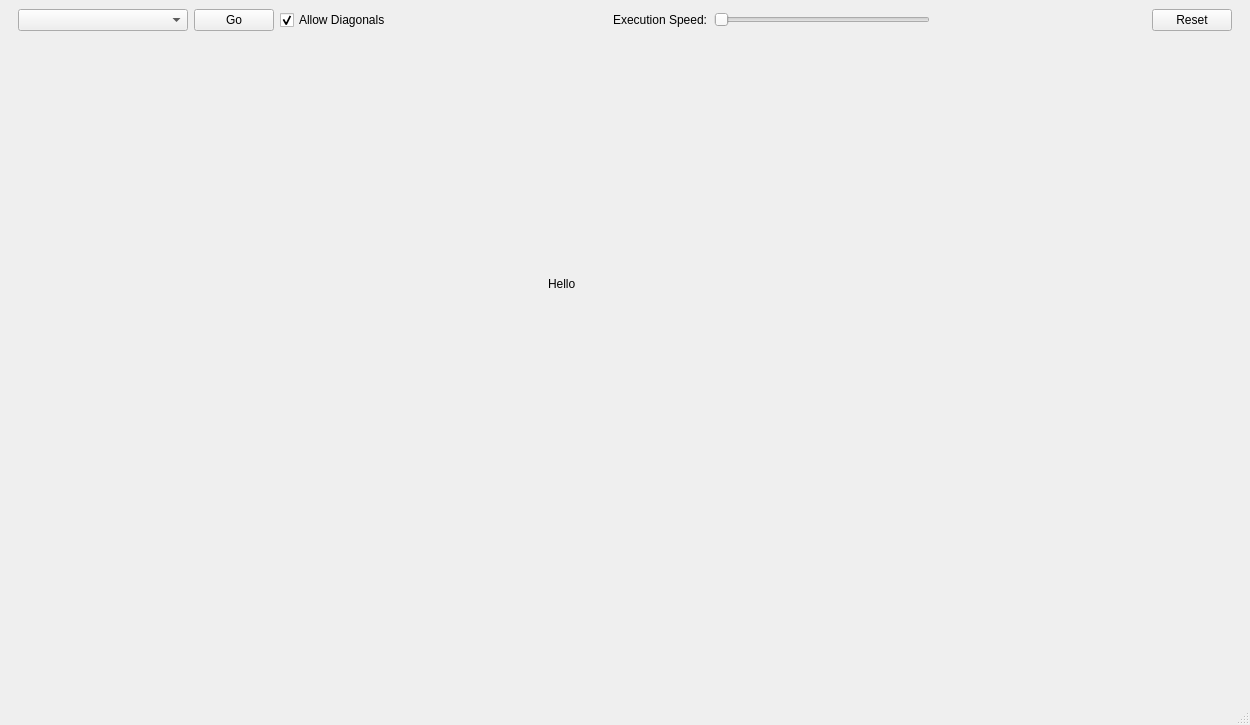
First picture: the form in gui/ui/mainwindow.ui, repository pcutillas/Pathfinding-Visualizer, before the edit.
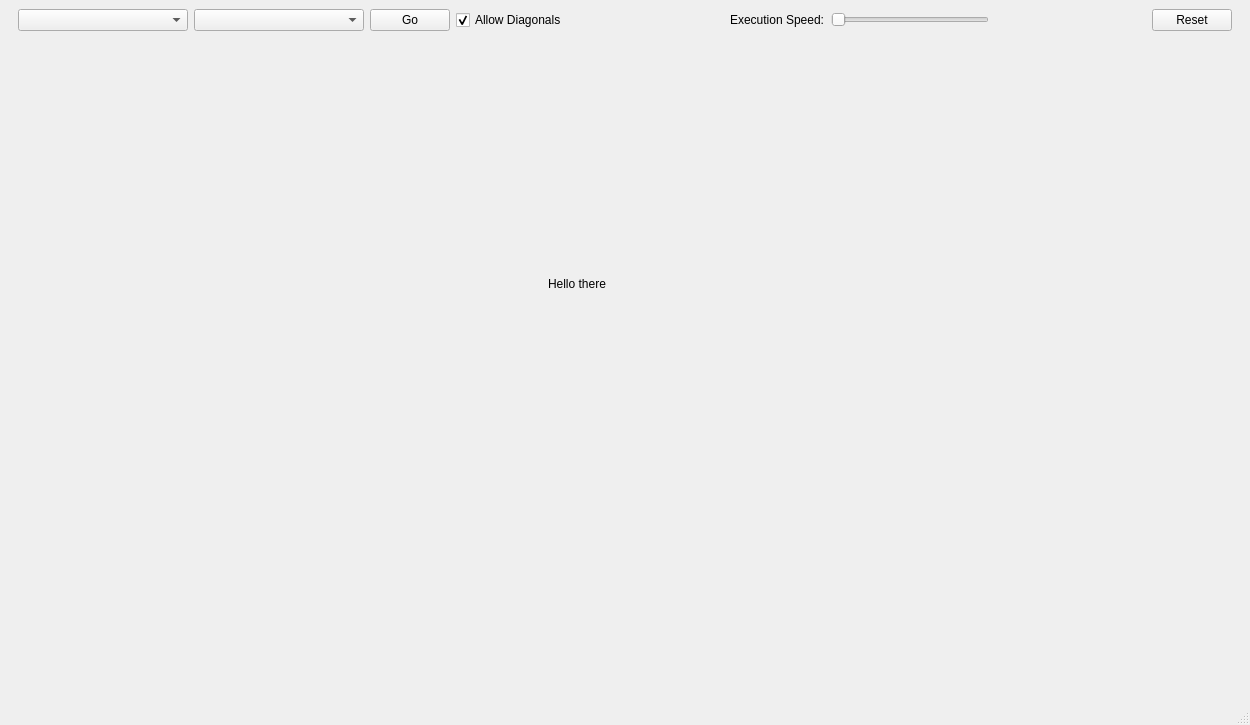
Second picture: the form after the edit.

Commit message: Added heuristic dropdown and populated it along with algorithm dropdown. Fixed bug with heuristic

Patch:
```diff
--- a/gui/ui/mainwindow.ui
+++ b/gui/ui/mainwindow.ui
@@ -39,12 +39,12 @@
              <rect>
               <x>530</x>
               <y>230</y>
-              <width>56</width>
+              <width>91</width>
               <height>16</height>
              </rect>
             </property>
             <property name="text">
-             <string>Hello</string>
+             <string>Hello there</string>
             </property>
            </widget>
           </widget>
@@ -75,6 +75,16 @@
         </property>
        </widget>
       </item>
+      <item>
+       <widget class="QComboBox" name="heuristicBox">
+        <property name="minimumSize">
+         <size>
+          <width>170</width>
+          <height>0</height>
+         </size>
+        </property>
+       </widget>
+      </item>
       <item>
        <widget class="QPushButton" name="goButton">
         <property name="text">
```
Left out of the diff: 2 changed lines with no effect on the pictures. The commit also changes 3 other files.
